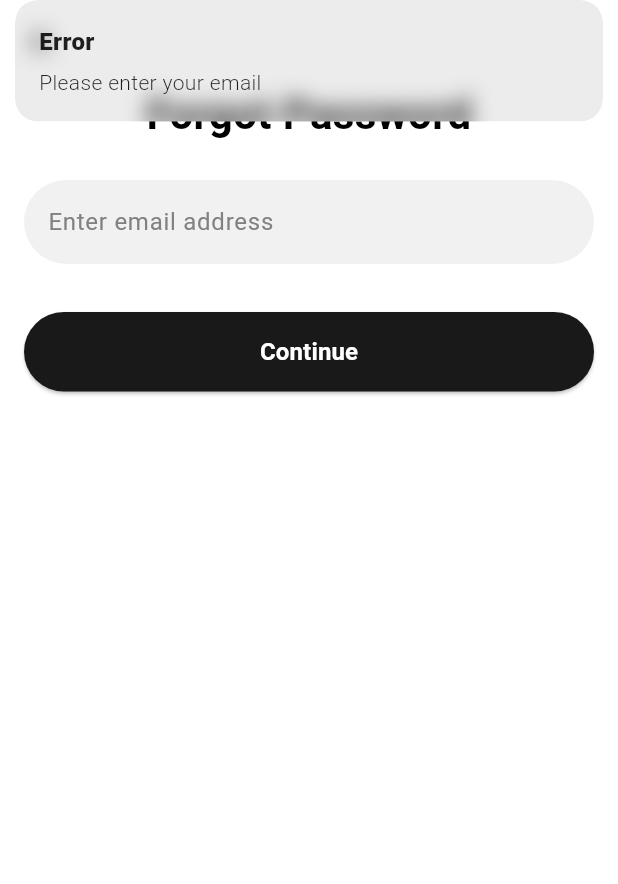
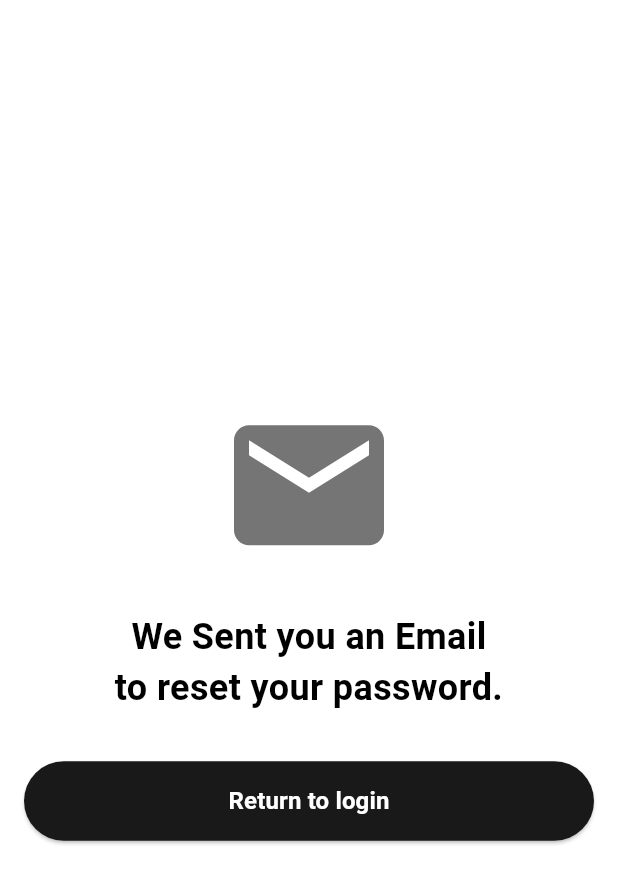
Before and after one commit to maissasehli/template_store_go_flutter, a Flutter app: the ForgetPassword screen opened by its route, after a tap on "Continue", on a phone screen of 412 x 824 dp. Shown: the top 884 px of the screen. Run offline on Flutter 3.47's test engine with Material 3 defaults, Android fonts, the phone set to English and light mode, and no system bars; our stand-ins replace flutter_svg, get, shared_preferences; accounts and stored records are empty; Roboto replaces fonts that are missing (RedditSans); project files that could hold a hidden picture were left out.

Commit message:
Add EmailSentConfirmation  page

```diff
--- a/lib/bindings/auth_binding.dart
+++ b/lib/bindings/auth_binding.dart
@@ -1,4 +1,5 @@
 import 'package:get/get.dart';
+import 'package:store_go/controller/auth/emailsentcontroller%20.dart';
 import 'package:store_go/controller/auth/forgetpasswordcontroller.dart';
 import 'package:store_go/controller/auth/logincontroller.dart';
 import 'package:store_go/controller/auth/signupcontroller.dart';
@@ -12,6 +13,8 @@ class AuthBinding implements Bindings {
 
     Get.lazyPut<SignupController>(() => SignupController());
     Get.lazyPut<ForgetPasswordController>(() => ForgetPasswordController());
+        Get.lazyPut<EmailSentController>(() => EmailSentController());
+
 
   }
 }
--- /dev/null
+++ b/lib/controller/auth/emailsentcontroller .dart
@@ -0,0 +1,9 @@
+import 'package:get/get.dart';
+import 'package:store_go/core/constants/routes.dart';
+
+
+class EmailSentController extends GetxController {
+  void returnToLogin() {
+    Get.toNamed(AppRoute.login);
+  }
+}
--- a/lib/controller/auth/forgetpasswordcontroller.dart
+++ b/lib/controller/auth/forgetpasswordcontroller.dart
@@ -1,5 +1,6 @@
 import 'package:flutter/material.dart';
 import 'package:get/get.dart';
+import 'package:store_go/core/constants/routes.dart';
 
 
 class ForgetPasswordController extends GetxController {
@@ -15,6 +16,10 @@ class ForgetPasswordController extends GetxController {
     print('Resetting password for: ${emailController.text}');
     // Typically, you would call a service method to send a password reset link
   }
+    void goToEmailSentConfirmation() {
+    // Navigation vers la page de signup
+    Get.toNamed(AppRoute.emailsentconfirmation);
+  }
 
   @override
   void onClose() {
--- a/lib/controller/auth/logincontroller.dart
+++ b/lib/controller/auth/logincontroller.dart
@@ -1,5 +1,6 @@
 import 'package:flutter/material.dart';
 import 'package:get/get.dart';
+import 'package:store_go/core/constants/routes.dart';
 import 'package:store_go/view/screens/auth/forgetpassword.dart';
 import 'package:store_go/view/screens/auth/signup.dart';
 
@@ -19,12 +20,12 @@ class LoginController extends GetxController {
 
   void goToSignup() {
     // Navigation vers la page de signup
-    Get.to(() => Signup());
+    Get.toNamed(AppRoute.signup);
   }
 
   // New method to navigate to Forget Password screen
   void doToForgetPassword() {
-    Get.to(() => ForgetPassword()); // Navigate to ForgetPassword screen
+    Get.toNamed(AppRoute.forgetpassword);
   }
 
   bool _validateInputs() {
--- a/lib/controller/auth/signupcontroller.dart
+++ b/lib/controller/auth/signupcontroller.dart
@@ -1,5 +1,6 @@
 import 'package:flutter/material.dart';
 import 'package:get/get.dart';
+import 'package:store_go/core/constants/routes.dart';
 import 'package:store_go/view/screens/onboarding/userprofilesetupscreen.dart';
 
 class SignupController extends GetxController {
@@ -30,7 +31,7 @@ class SignupController extends GetxController {
   }
 
   void goToUserProfileSetup() {
-    Get.to(() => const UserProfileSetupScreen());
+    Get.toNamed(AppRoute.userprofilesetup);
   }
 
   @override
--- a/lib/core/constants/imageasset.dart
+++ b/lib/core/constants/imageasset.dart
@@ -6,6 +6,7 @@ class ImageAsset {
   // OnBoarding icons
   static const String onBoardingIconLogo = '$rootIcons/app_icon.png';
   static const String onBoardingIconBag = '$rootIcons/bag.png';
+
 
   // OnBoarding header images
   static const String onBoardingHeaderMain = '$rootrootOnbording/fashion1.jpg';
@@ -16,5 +17,8 @@ class ImageAsset {
   static const String appleIcon = '$rootIcons/apple.svg';
   static const String googleIcon = '$rootIcons/google.svg';
   static const String facebookIcon = '$rootIcons/facebook.svg';
+  //emailsent
+  static const String emailsent = '$rootIcons/email_sent.svg';
+
 
 }
--- a/lib/core/constants/routes.dart
+++ b/lib/core/constants/routes.dart
@@ -5,6 +5,8 @@ static const String login = "/login";
 static const String signup = "/signup";
 static const String userprofilesetup = "/userprofilesetup";
 static const String forgetpassword = "/forgetpassword";
+static const String emailsentconfirmation = "/emailsentconfirmation";
+
 
 
 
--- a/lib/routes.dart
+++ b/lib/routes.dart
@@ -2,6 +2,7 @@ import 'package:get/get.dart';
 import 'package:store_go/bindings/auth_binding.dart';
 import 'package:store_go/bindings/onboarging_binding.dart';
 import 'package:store_go/core/constants/routes.dart';
+import 'package:store_go/view/screens/auth/emailsentconfirmation.dart';
 import 'package:store_go/view/screens/auth/forgetpassword.dart';
 import 'package:store_go/view/screens/auth/login.dart';
 import 'package:store_go/view/screens/auth/signup.dart';
@@ -36,6 +37,11 @@ GetPage(
     page: () =>  ForgetPassword(),
     binding: AuthBinding(), // Utilisez le nouveau binding ici
   ),
+  GetPage(
+    name: AppRoute.emailsentconfirmation,
+    page: () =>  EmailSentConfirmation(),
+    binding: AuthBinding(), // Utilisez le nouveau binding ici
+  ),
 
 
 ];
--- /dev/null
+++ b/lib/view/screens/auth/emailsentconfirmation.dart
@@ -0,0 +1,46 @@
+import 'package:flutter/material.dart';
+import 'package:flutter_svg/flutter_svg.dart';
+import 'package:get/get.dart';
+import 'package:store_go/controller/auth/emailsentcontroller%20.dart';
+import 'package:store_go/core/constants/color.dart';
+import 'package:store_go/core/constants/imageasset.dart';
+import 'package:store_go/view/widgets/auth/customauthbutton.dart';
+
+class EmailSentConfirmation extends GetView<EmailSentController> {
+  const EmailSentConfirmation({Key? key}) : super(key: key);
+
+  @override
+  Widget build(BuildContext context) {
+    return Scaffold(
+      backgroundColor: AppColor.primaryColor,
+      body: SafeArea(
+        child: Padding(
+          padding: EdgeInsets.symmetric(horizontal: AppColor.spacingM),
+          child: Column(
+            mainAxisAlignment: MainAxisAlignment.center,
+            crossAxisAlignment: CrossAxisAlignment.stretch,
+            children: [
+              // Email icon with paper plane
+              SvgPicture.asset(
+                ImageAsset.emailsent,
+                height: 120,
+                width: 120,
+              ),
+              SizedBox(height: AppColor.spacingL),
+              Text(
+                'We Sent you an Email\nto reset your password.',
+                style: AppColor.titleMedium,
+                textAlign: TextAlign.center,
+              ),
+              SizedBox(height: AppColor.spacingXL),
+              CustomAuthButton(
+                text: 'Return to login',
+                onPressed: controller.returnToLogin,
+              ),
+            ],
+          ),
+        ),
+      ),
+    );
+  }
+}
--- a/lib/view/screens/auth/forgetpassword.dart
+++ b/lib/view/screens/auth/forgetpassword.dart
@@ -40,7 +40,7 @@ class ForgetPassword extends StatelessWidget {
               SizedBox(height: AppColor.spacingXL),
               CustomAuthButton(
                 text: 'Continue',
-                onPressed: () => controller.resetPassword(),
+                onPressed: () => controller.goToEmailSentConfirmation(),
               ),
             ],
           ),
```
Also changed, not shown: assets/icons/email_sent.svg (added).
